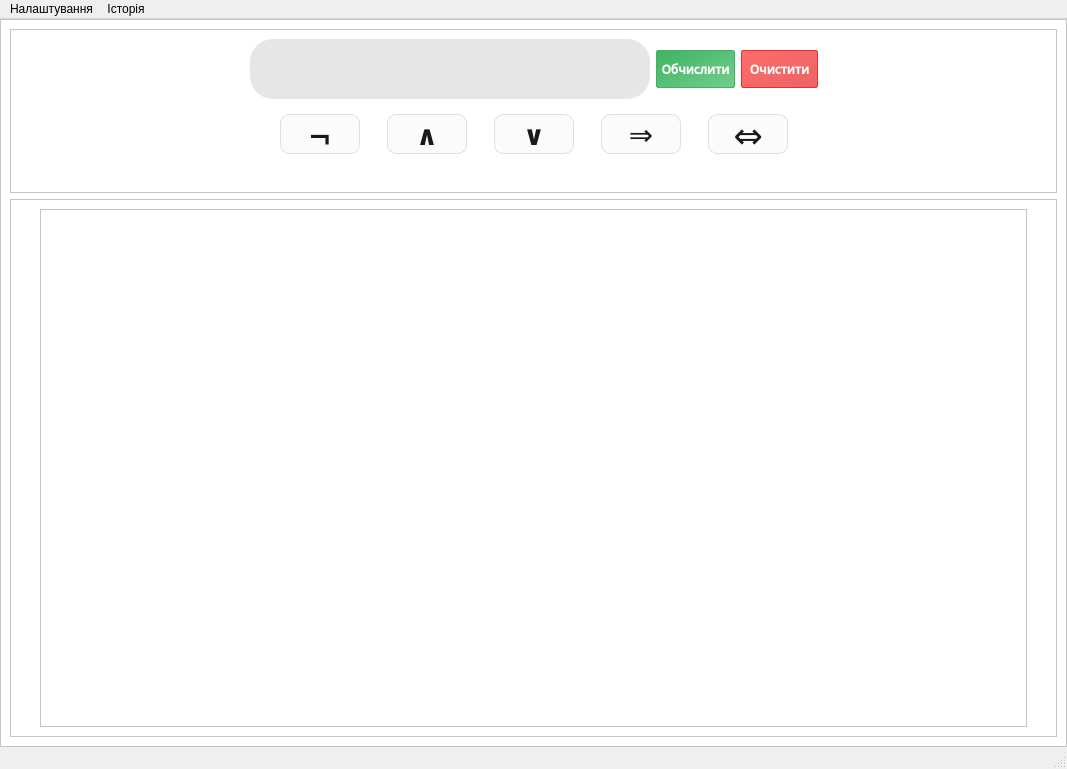
This is mainwindow.ui in OlexandrNikolaiev/TruthTableQt as Qt 5 draws it before an edit. The edited form follows.
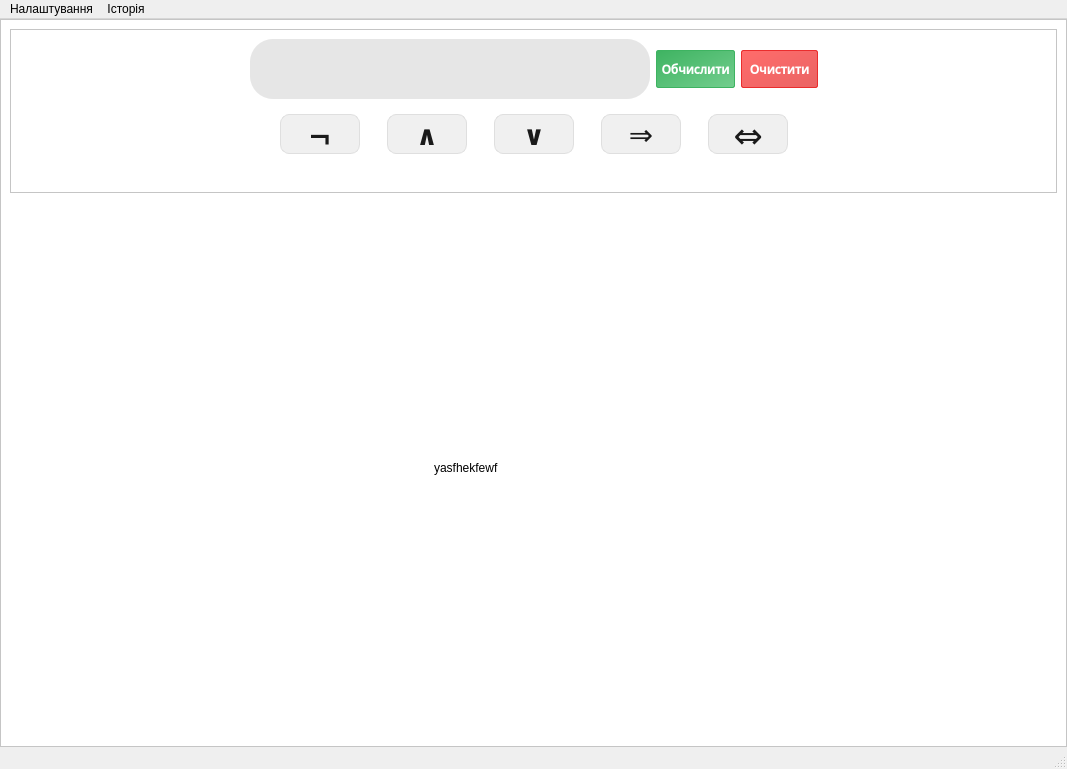
This is the edited form. Custom widgets are drawn as their Qt base class.

```diff
--- a/mainwindow.ui
+++ b/mainwindow.ui
@@ -46,66 +46,6 @@
        <enum>QFrame::Raised</enum>
       </property>
       <layout class="QGridLayout" name="gridLayout_5">
-       <item row="1" column="0">
-        <widget class="QFrame" name="frame_4">
-         <property name="frameShape">
-          <enum>QFrame::StyledPanel</enum>
-         </property>
-         <property name="frameShadow">
-          <enum>QFrame::Raised</enum>
-         </property>
-         <layout class="QHBoxLayout" name="horizontalLayout_2">
-          <item>
-           <spacer name="horizontalSpacer_5">
-            <property name="orientation">
-             <enum>Qt::Horizontal</enum>
-            </property>
-            <property name="sizeType">
-             <enum>QSizePolicy::Fixed</enum>
-            </property>
-            <property name="sizeHint" stdset="0">
-             <size>
-              <width>20</width>
-              <height>20</height>
-             </size>
-            </property>
-           </spacer>
-          </item>
-          <item>
-           <widget class="QTableWidget" name="truthTable">
-            <property name="font">
-             <font>
-              <family>Open Sans SemiBold</family>
-              <pointsize>17</pointsize>
-             </font>
-            </property>
-            <property name="mouseTracking">
-             <bool>true</bool>
-            </property>
-            <property name="styleSheet">
-             <string notr="true"/>
-            </property>
-           </widget>
-          </item>
-          <item>
-           <spacer name="horizontalSpacer_2">
-            <property name="orientation">
-             <enum>Qt::Horizontal</enum>
-            </property>
-            <property name="sizeType">
-             <enum>QSizePolicy::Fixed</enum>
-            </property>
-            <property name="sizeHint" stdset="0">
-             <size>
-              <width>20</width>
-              <height>20</height>
-             </size>
-            </property>
-           </spacer>
-          </item>
-         </layout>
-        </widget>
-       </item>
        <item row="0" column="0">
         <widget class="QFrame" name="frame_3">
          <property name="frameShape">
@@ -356,18 +296,18 @@
                </property>
                <property name="styleSheet">
                 <string notr="true">QPushButton {
-    background-color: rgba(240, 240, 240, 0.26);
+   background-color: rgb(240,240,240);
+    border-color: rgba(0, 0, 0, 0.19);
+color: rgb(26,26,26);
+ border-radius: 9px;
     border: 1px solid #DFDFDF;
-    border-radius: 9px;
-    
-  color: rgb(25, 25, 25);
 
-    text-decoration: none; 
 }
 
 QPushButton:hover {
     background-color: #FFFFFF;
     border-color: rgba(0, 0, 0, 0.19);
+ border-radius: 9px;
 }
 
 QPushButton:pressed {
@@ -406,18 +346,18 @@
                </property>
                <property name="styleSheet">
                 <string notr="true">QPushButton {
-    background-color: rgba(240, 240, 240, 0.26);
+   background-color: rgb(240,240,240);
+    border-color: rgba(0, 0, 0, 0.19);
+color: rgb(26,26,26);
+ border-radius: 9px;
     border: 1px solid #DFDFDF;
-    border-radius: 9px;
-    
-  color: rgb(25, 25, 25);
 
-    text-decoration: none; 
 }
 
 QPushButton:hover {
     background-color: #FFFFFF;
     border-color: rgba(0, 0, 0, 0.19);
+ border-radius: 9px;
 }
 
 QPushButton:pressed {
@@ -456,18 +396,18 @@
                </property>
                <property name="styleSheet">
                 <string notr="true">QPushButton {
-    background-color: rgba(240, 240, 240, 0.26);
+   background-color: rgb(240,240,240);
+    border-color: rgba(0, 0, 0, 0.19);
+color: rgb(26,26,26);
+ border-radius: 9px;
     border: 1px solid #DFDFDF;
-    border-radius: 9px;
-    
-  color: rgb(25, 25, 25);
 
-    text-decoration: none; 
 }
 
 QPushButton:hover {
     background-color: #FFFFFF;
     border-color: rgba(0, 0, 0, 0.19);
+ border-radius: 9px;
 }
 
 QPushButton:pressed {
@@ -506,18 +446,18 @@
                </property>
                <property name="styleSheet">
                 <string notr="true">QPushButton {
-    background-color: rgba(240, 240, 240, 0.26);
+   background-color: rgb(240,240,240);
+    border-color: rgba(0, 0, 0, 0.19);
+color: rgb(26,26,26);
+ border-radius: 9px;
     border: 1px solid #DFDFDF;
-    border-radius: 9px;
-    
-  color: rgb(25, 25, 25);
 
-    text-decoration: none; 
 }
 
 QPushButton:hover {
     background-color: #FFFFFF;
     border-color: rgba(0, 0, 0, 0.19);
+ border-radius: 9px;
 }
 
 QPushButton:pressed {
@@ -556,18 +496,18 @@
                </property>
                <property name="styleSheet">
                 <string notr="true">QPushButton {
-    background-color: rgba(240, 240, 240, 0.26);
+   background-color: rgb(240,240,240);
+    border-color: rgba(0, 0, 0, 0.19);
+color: rgb(26,26,26);
+ border-radius: 9px;
     border: 1px solid #DFDFDF;
-    border-radius: 9px;
-    
-  color: rgb(25, 25, 25);
 
-    text-decoration: none; 
 }
 
 QPushButton:hover {
     background-color: #FFFFFF;
     border-color: rgba(0, 0, 0, 0.19);
+ border-radius: 9px;
 }
 
 QPushButton:pressed {
@@ -615,6 +555,129 @@
          </layout>
         </widget>
        </item>
+       <item row="1" column="0">
+        <widget class="QStackedWidget" name="stackedWidget">
+         <property name="currentIndex">
+          <number>0</number>
+         </property>
+         <widget class="QWidget" name="page">
+          <layout class="QGridLayout" name="gridLayout_7">
+           <item row="0" column="1">
+            <spacer name="verticalSpacer_2">
+             <property name="orientation">
+              <enum>Qt::Vertical</enum>
+             </property>
+             <property name="sizeHint" stdset="0">
+              <size>
+               <width>20</width>
+               <height>171</height>
+              </size>
+             </property>
+            </spacer>
+           </item>
+           <item row="1" column="0">
+            <spacer name="horizontalSpacer_6">
+             <property name="orientation">
+              <enum>Qt::Horizontal</enum>
+             </property>
+             <property name="sizeHint" stdset="0">
+              <size>
+               <width>406</width>
+               <height>20</height>
+              </size>
+             </property>
+            </spacer>
+           </item>
+           <item row="1" column="1">
+            <widget class="QLabel" name="label">
+             <property name="minimumSize">
+              <size>
+               <width>200</width>
+               <height>150</height>
+              </size>
+             </property>
+             <property name="text">
+              <string>yasfhekfewf</string>
+             </property>
+            </widget>
+           </item>
+           <item row="1" column="2">
+            <spacer name="horizontalSpacer_7">
+             <property name="orientation">
+              <enum>Qt::Horizontal</enum>
+             </property>
+             <property name="sizeHint" stdset="0">
+              <size>
+               <width>405</width>
+               <height>20</height>
+              </size>
+             </property>
+            </spacer>
+           </item>
+           <item row="2" column="1">
+            <spacer name="verticalSpacer_3">
+             <property name="orientation">
+              <enum>Qt::Vertical</enum>
+             </property>
+             <property name="sizeHint" stdset="0">
+              <size>
+               <width>20</width>
+               <height>171</height>
+              </size>
+             </property>
+            </spacer>
+           </item>
+          </layout>
+         </widget>
+         <widget class="QWidget" name="page_2">
+          <layout class="QGridLayout" name="gridLayout_6">
+           <property name="leftMargin">
+            <number>0</number>
+           </property>
+           <property name="topMargin">
+            <number>0</number>
+           </property>
+           <property name="rightMargin">
+            <number>0</number>
+           </property>
+           <property name="bottomMargin">
+            <number>0</number>
+           </property>
+           <item row="0" column="0">
+            <widget class="QFrame" name="frame_4">
+             <property name="frameShape">
+              <enum>QFrame::StyledPanel</enum>
+             </property>
+             <property name="frameShadow">
+              <enum>QFrame::Raised</enum>
+             </property>
+             <layout class="QGridLayout" name="gridLayout_8">
+              <property name="leftMargin">
+               <number>0</number>
+              </property>
+              <property name="topMargin">
+               <number>0</number>
+              </property>
+              <property name="rightMargin">
+               <number>0</number>
+              </property>
+              <property name="bottomMargin">
+               <number>0</number>
+              </property>
+              <item row="0" column="0">
+               <widget class="QTabWidget" name="tabWidget">
+                <property name="tabsClosable">
+                 <bool>true</bool>
+                </property>
+               </widget>
+              </item>
+             </layout>
+            </widget>
+           </item>
+          </layout>
+         </widget>
+        </widget>
+       </item>
       </layout>
      </widget>
     </item>
```
